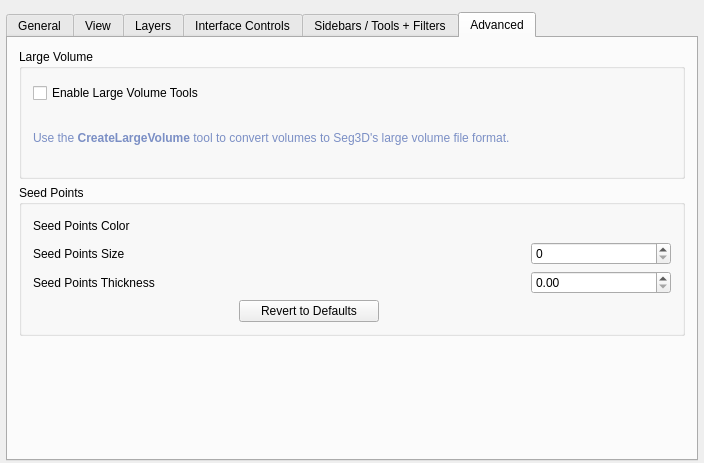
First picture: the form in src/Interface/Application/PreferencesInterface.ui, repository SCIInstitute/Seg3D, before the edit.
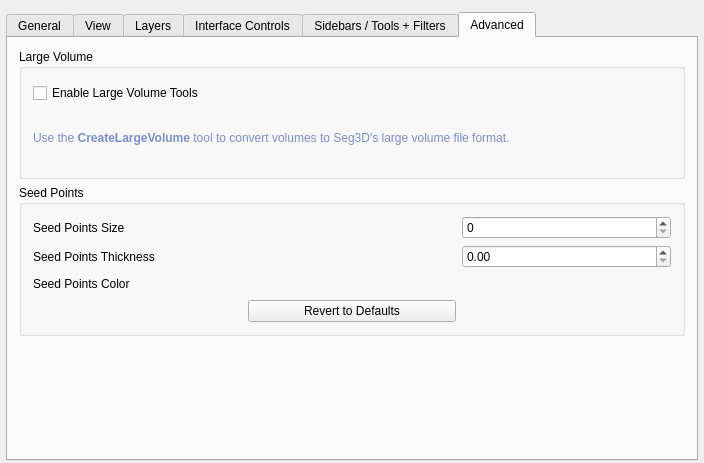
Second picture: the form after the edit. Custom widgets are drawn as their Qt base class.

What changed in the file:
```diff
--- a/src/Interface/Application/PreferencesInterface.ui
+++ b/src/Interface/Application/PreferencesInterface.ui
@@ -1737,36 +1737,7 @@
           <string>Seed Points</string>
          </property>
          <layout class="QGridLayout" name="seed_points_layout_">
-          <item row="1" column="4">
-           <widget class="QSpinBox" name="seed_points_size_spinbox_">
-            <property name="minimumSize">
-             <size>
-              <width>0</width>
-              <height>0</height>
-             </size>
-            </property>
-            <property name="maximumSize">
-             <size>
-              <width>16777215</width>
-              <height>16777215</height>
-             </size>
-            </property>
-           </widget>
-          </item>
-          <item row="1" column="1">
-           <widget class="QLabel" name="seed_point_size_label_">
-            <property name="minimumSize">
-             <size>
-              <width>200</width>
-              <height>0</height>
-             </size>
-            </property>
-            <property name="text">
-             <string>Seed Points Size</string>
-            </property>
-           </widget>
-          </item>
-          <item row="0" column="1">
+          <item row="2" column="1">
            <widget class="QLabel" name="seed_point_color_label_">
             <property name="minimumSize">
              <size>
@@ -1779,62 +1750,20 @@
             </property>
            </widget>
           </item>
-          <item row="1" column="2" colspan="2">
-           <spacer name="horizontalSpacer_5">
-            <property name="orientation">
-             <enum>Qt::Horizontal</enum>
-            </property>
-            <property name="sizeType">
-             <enum>QSizePolicy::Fixed</enum>
-            </property>
-            <property name="sizeHint" stdset="0">
+          <item row="0" column="1">
+           <widget class="QLabel" name="seed_point_size_label_">
+            <property name="minimumSize">
              <size>
-              <width>100</width>
-              <height>20</height>
+              <width>200</width>
+              <height>0</height>
              </size>
             </property>
-           </spacer>
-          </item>
-          <item row="0" column="2" colspan="2">
-           <spacer name="horizontalSpacer">
-            <property name="orientation">
-             <enum>Qt::Horizontal</enum>
-            </property>
-            <property name="sizeType">
-             <enum>QSizePolicy::Fixed</enum>
-            </property>
-            <property name="sizeHint" stdset="0">
-             <size>
-              <width>100</width>
-              <height>20</height>
-             </size>
-            </property>
-           </spacer>
-          </item>
-          <item row="2" column="2">
-           <spacer name="horizontalSpacer_7">
-            <property name="orientation">
-             <enum>Qt::Horizontal</enum>
-            </property>
-            <property name="sizeType">
-             <enum>QSizePolicy::Fixed</enum>
-            </property>
-            <property name="sizeHint" stdset="0">
-             <size>
-              <width>100</width>
-              <height>20</height>
-             </size>
-            </property>
-           </spacer>
-          </item>
-          <item row="2" column="1">
-           <widget class="QLabel" name="label_21">
             <property name="text">
-             <string>Seed Points Thickness</string>
+             <string>Seed Points Size</string>
             </property>
            </widget>
           </item>
-          <item row="3" column="2">
+          <item row="5" column="2">
            <widget class="QPushButton" name="seed_points_revert_button_">
             <property name="layoutDirection">
              <enum>Qt::LeftToRight</enum>
@@ -1844,7 +1773,78 @@
             </property>
            </widget>
           </item>
-          <item row="2" column="4">
+          <item row="1" column="1">
+           <widget class="QLabel" name="label_21">
+            <property name="text">
+             <string>Seed Points Thickness</string>
+            </property>
+           </widget>
+          </item>
+          <item row="0" column="2">
+           <spacer name="horizontalSpacer">
+            <property name="orientation">
+             <enum>Qt::Horizontal</enum>
+            </property>
+            <property name="sizeType">
+             <enum>QSizePolicy::Fixed</enum>
+            </property>
+            <property name="sizeHint" stdset="0">
+             <size>
+              <width>100</width>
+              <height>20</height>
+             </size>
+            </property>
+           </spacer>
+          </item>
+          <item row="1" column="2">
+           <spacer name="horizontalSpacer_5">
+            <property name="orientation">
+             <enum>Qt::Horizontal</enum>
+            </property>
+            <property name="sizeType">
+             <enum>QSizePolicy::Fixed</enum>
+            </property>
+            <property name="sizeHint" stdset="0">
+             <size>
+              <width>100</width>
+              <height>20</height>
+             </size>
+            </property>
+           </spacer>
+          </item>
+          <item row="2" column="2">
+           <spacer name="horizontalSpacer_7">
+            <property name="orientation">
+             <enum>Qt::Horizontal</enum>
+            </property>
+            <property name="sizeType">
+             <enum>QSizePolicy::Fixed</enum>
+            </property>
+            <property name="sizeHint" stdset="0">
+             <size>
+              <width>100</width>
+              <height>20</height>
+             </size>
+            </property>
+           </spacer>
+          </item>
+          <item row="0" column="4">
+           <widget class="QSpinBox" name="seed_points_size_spinbox_">
+            <property name="minimumSize">
+             <size>
+              <width>0</width>
+              <height>0</height>
+             </size>
+            </property>
+            <property name="maximumSize">
+             <size>
+              <width>16777215</width>
+              <height>16777215</height>
+             </size>
+            </property>
+           </widget>
+          </item>
+          <item row="1" column="4">
            <widget class="QDoubleSpinBox" name="seed_points_thickness_spinbox_"/>
           </item>
          </layout>
```
